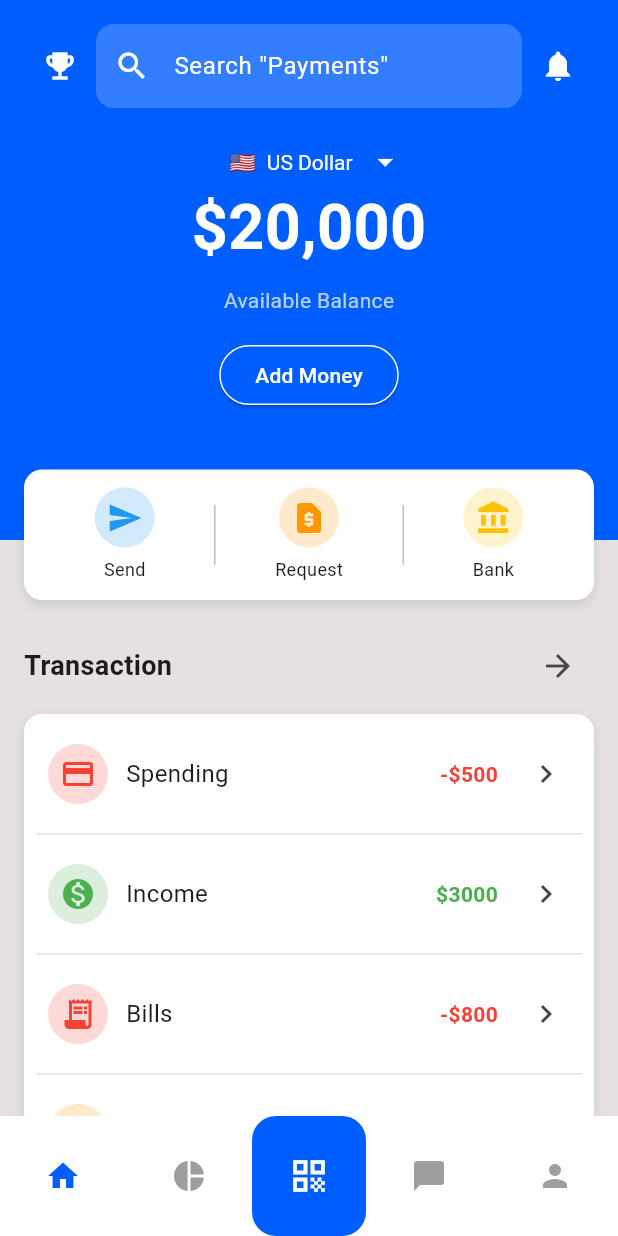
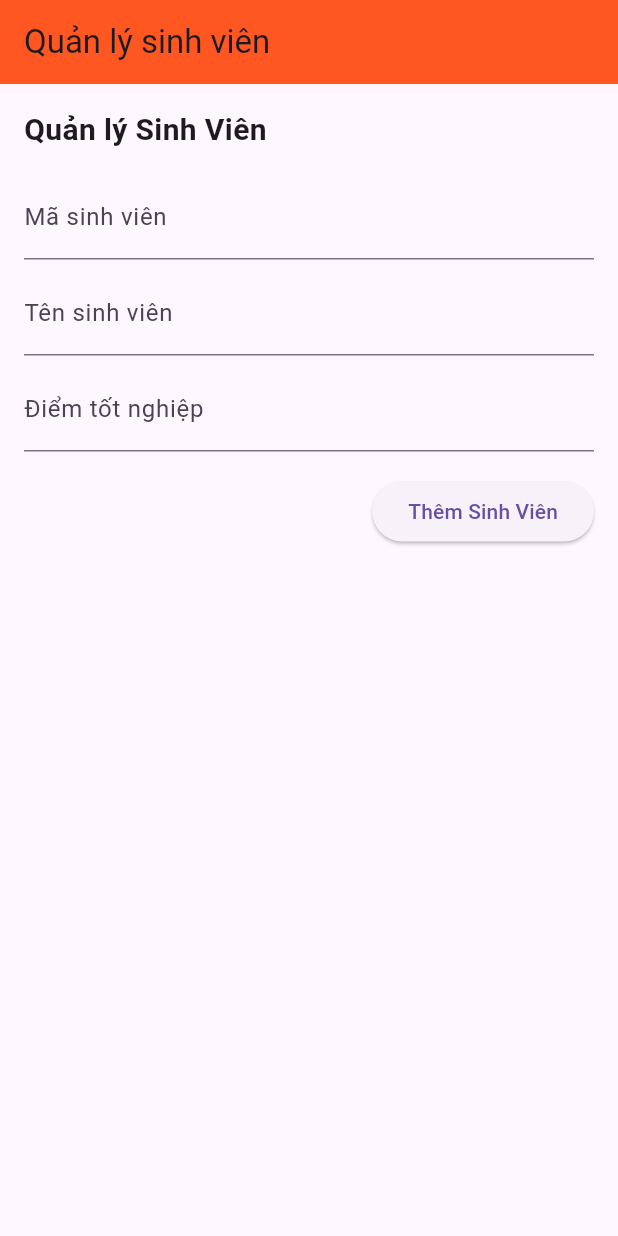
Before and after one commit to Chikamiri/DevMobileApp, a Flutter app: the screen it shows after launch, on a phone screen of 412 x 824 dp. Run offline on Flutter 3.47's test engine with Material 3 defaults, Android fonts, the phone set to English and light mode, and no system bars.

Commit message:
another learned's stuff

```diff
--- a/lib/main.dart
+++ b/lib/main.dart
@@ -1,19 +1,15 @@
+import 'package:app/student_managerment.dart';
 import 'package:flutter/material.dart';
 
 //import 'card_practice.dart';
-import 'stateful_practice.dart';
+//import 'stateful_practice.dart';
 //import 'house_info.dart';
 
 void main() {
   runApp(
     MaterialApp(
       debugShowCheckedModeBanner: false,
-      home: SafeArea(
-        child: Scaffold(
-          //   ),
-          body: Bank(),
-        ),
-      ),
+      home: SafeArea(child: Scaffold(body: StudentManagerment())),
     ),
   );
 }
--- /dev/null
+++ b/lib/student_managerment.dart
@@ -0,0 +1,149 @@
+import 'package:flutter/material.dart';
+
+class StudentManagerment extends StatelessWidget {
+  const StudentManagerment({super.key});
+
+  @override
+  Widget build(BuildContext context) {
+    return Scaffold(
+      appBar: AppBar(
+        title: const Text('Quản lý sinh viên'),
+        backgroundColor: Colors.deepOrange,
+      ),
+      body: const InternalStudentManagerment(),
+    );
+  }
+}
+
+class Sinhvien {
+  final String maSinhvien;
+  final String tenSinhvien;
+  final double diemTotnghiep;
+
+  Sinhvien({
+    required this.maSinhvien,
+    required this.tenSinhvien,
+    required this.diemTotnghiep,
+  });
+}
+
+class InternalStudentManagerment extends StatefulWidget {
+  const InternalStudentManagerment({super.key});
+
+  @override
+  State<InternalStudentManagerment> createState() =>
+      _InternalStudentManagermentState();
+}
+
+class _InternalStudentManagermentState
+    extends State<InternalStudentManagerment> {
+  final TextEditingController _maController = TextEditingController();
+  final TextEditingController _tenController = TextEditingController();
+  final TextEditingController _diemController = TextEditingController();
+
+  final List<Sinhvien> _sinhvienList = [];
+
+  Widget _buildInputFields() {
+    return Column(
+      children: [
+        TextField(
+          controller: _maController,
+          decoration: const InputDecoration(
+            border: UnderlineInputBorder(),
+            labelText: 'Mã sinh viên',
+          ),
+        ),
+        const SizedBox(height: 8),
+        TextField(
+          controller: _tenController,
+          decoration: const InputDecoration(
+            border: UnderlineInputBorder(),
+            labelText: 'Tên sinh viên',
+          ),
+        ),
+        const SizedBox(height: 8),
+        TextField(
+          controller: _diemController,
+          keyboardType: TextInputType.number,
+          decoration: const InputDecoration(
+            border: UnderlineInputBorder(),
+            labelText: 'Điểm tốt nghiệp',
+          ),
+        ),
+      ],
+    );
+  }
+
+  void _addSinhvien() {
+    if (_maController.text.isEmpty ||
+        _tenController.text.isEmpty ||
+        _diemController.text.isEmpty) {
+      return;
+    }
+
+    setState(() {
+      _sinhvienList.add(
+        Sinhvien(
+          maSinhvien: _maController.text,
+          tenSinhvien: _tenController.text,
+          diemTotnghiep: double.tryParse(_diemController.text) ?? 0,
+        ),
+      );
+      // clear input sau khi thêm
+      _maController.clear();
+      _tenController.clear();
+      _diemController.clear();
+    });
+  }
+
+  @override
+  Widget build(BuildContext context) {
+    return Column(
+      crossAxisAlignment: CrossAxisAlignment.start,
+      children: [
+        const Padding(
+          padding: EdgeInsets.fromLTRB(16, 16, 16, 8),
+          child: Text(
+            'Quản lý Sinh Viên',
+            style: TextStyle(fontSize: 20, fontWeight: FontWeight.bold),
+          ),
+        ),
+
+        Padding(
+          padding: const EdgeInsets.symmetric(horizontal: 16, vertical: 8),
+          child: _buildInputFields(),
+        ),
+
+        Padding(
+          padding: const EdgeInsets.symmetric(horizontal: 16, vertical: 8),
+          child: Row(
+            mainAxisAlignment: MainAxisAlignment.end,
+            children: [
+              ElevatedButton(
+                onPressed: _addSinhvien,
+                child: const Text('Thêm Sinh Viên'),
+              ),
+            ],
+          ),
+        ),
+
+        Expanded(
+          child: ListView.builder(
+            itemCount: _sinhvienList.length,
+            itemBuilder: (context, index) {
+              final sv = _sinhvienList[index];
+              return ListTile(
+                leading: const Icon(Icons.person),
+                title: Text(sv.tenSinhvien),
+                subtitle: Text(
+                  'MSSV: ${sv.maSinhvien} - Điểm: ${sv.diemTotnghiep}',
+                ),
+                trailing: const Icon(Icons.arrow_forward_ios),
+              );
+            },
+          ),
+        ),
+      ],
+    );
+  }
+}
```
